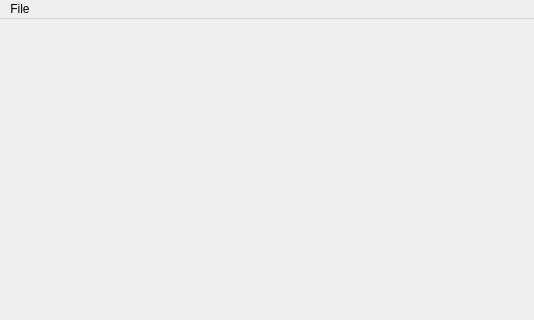
The window that src/vrmain.ui (AjayLimaye/lasVR) describes before a commit, drawn with Qt 5; both pictures show x 0 to 534 and y 0 to 320 of the 534 by 574 pixel window.
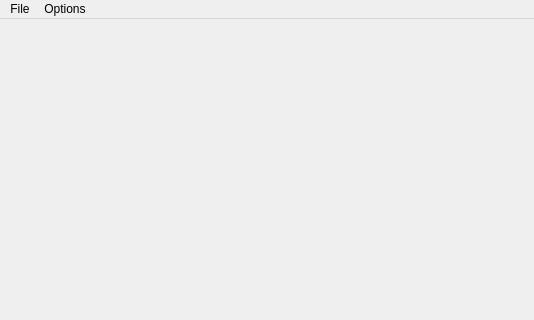
The same window after the commit.

Commit message: menu items added

Patch:
```diff
--- a/src/vrmain.ui
+++ b/src/vrmain.ui
@@ -33,7 +33,15 @@
     <addaction name="separator"/>
     <addaction name="actionQuit"/>
    </widget>
+   <widget class="QMenu" name="menuOptions">
+    <property name="title">
+     <string>Options</string>
+    </property>
+    <addaction name="actionFly"/>
+    <addaction name="separator"/>
+   </widget>
    <addaction name="menuFile"/>
+   <addaction name="menuOptions"/>
   </widget>
   <widget class="QStatusBar" name="statusbar"/>
   <action name="actionLoad_LAS">
```
Left out of the diff: 18 changed lines with no effect on the pictures. The commit also changes 6 other files.
